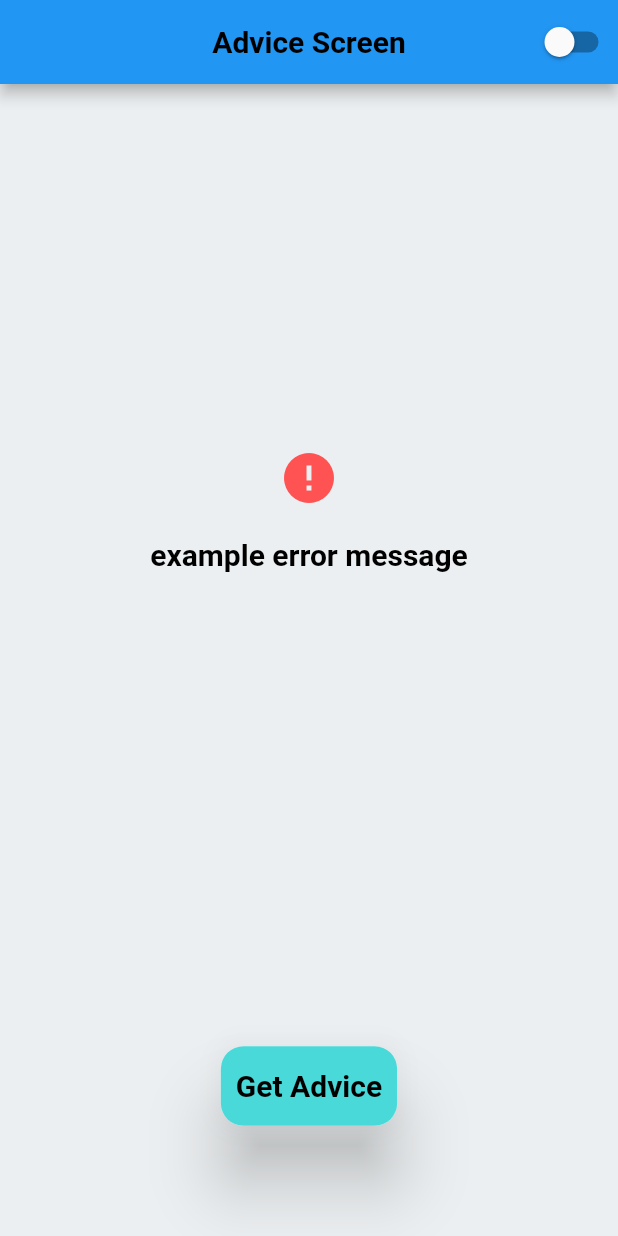
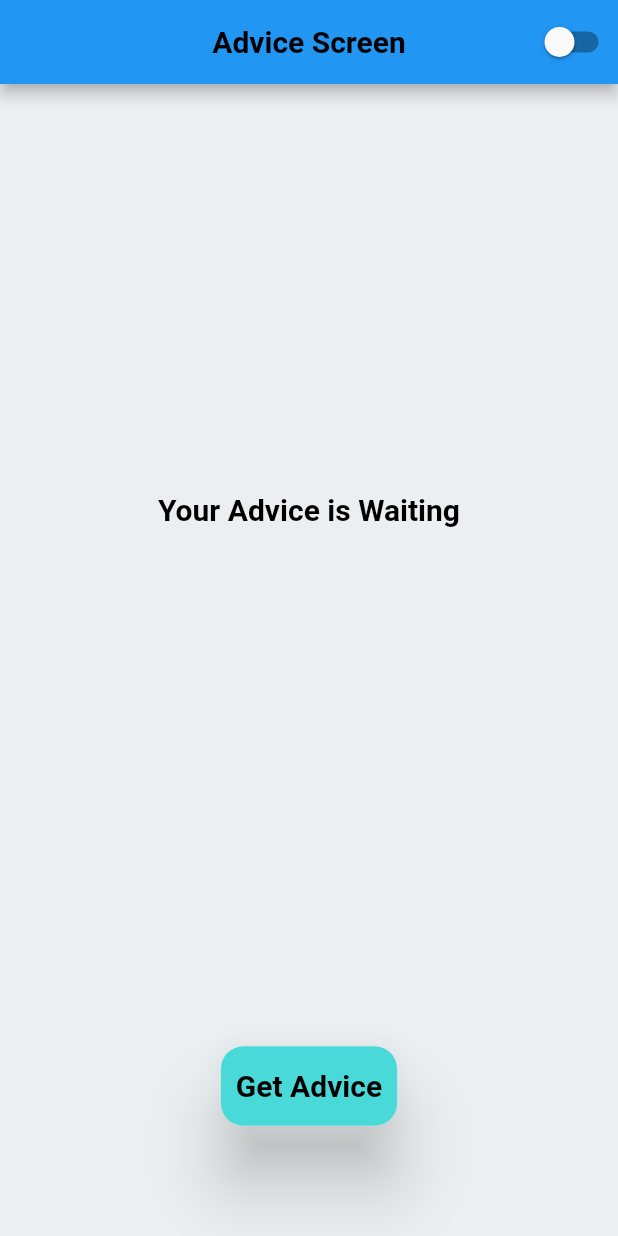
Before and after one commit to aprxty3/flutter_bloc_architecture, a Flutter app: the screen it shows after launch, on a phone screen of 412 x 824 dp. Run offline on Flutter 3.47's test engine with Material 2 defaults, Android fonts, the phone set to English and light mode, and no system bars; our stand-ins replace flutter_bloc; Roboto replaces fonts that are missing (Rubik).

Commit message:
implement the function

```diff
--- a/lib/application/screen/advice/advice_screen.dart
+++ b/lib/application/screen/advice/advice_screen.dart
@@ -1,9 +1,23 @@
 import 'package:flutter/material.dart';
+import 'package:flutter_bloc/flutter_bloc.dart';
 import 'package:flutter_bloc_architecture/application/core/service/theme_service.dart';
+import 'package:flutter_bloc_architecture/application/screen/advice/bloc/advice_bloc.dart';
 import 'package:flutter_bloc_architecture/application/screen/advice/widgets/advice_field.dart';
 import 'package:flutter_bloc_architecture/application/screen/advice/widgets/custom_button.dart';
 import 'package:flutter_bloc_architecture/application/screen/advice/widgets/erro_message.dart';
 import 'package:provider/provider.dart';
+
+class AdviceScreenWrapperProvider extends StatelessWidget {
+  const AdviceScreenWrapperProvider({super.key});
+
+  @override
+  Widget build(BuildContext context) {
+    return BlocProvider(
+      create: (context) => AdviceBloc(),
+      child: AdviceScreen(),
+    );
+  }
+}
 
 class AdviceScreen extends StatelessWidget {
   const AdviceScreen({super.key});
@@ -32,16 +46,26 @@ class AdviceScreen extends StatelessWidget {
           children: [
             Expanded(
               child: Center(
-                child: ErrorMessage(message: 'example error message'),
-                // AdviceField(advice: 'example advice'),
-                //     CircularProgressIndicator(
-                //   color: themeData.colorScheme.secondary,
-                // )
-                // Text(
-                //   'Your Advice is Waiting',
-                //   style: themeData.textTheme.headline1,
-                //   textAlign: TextAlign.center,
-                // ),
+                child: BlocBuilder<AdviceBloc, AdviceState>(
+                  builder: (context, state) {
+                    if (state is AdviceInitial) {
+                      return Text(
+                        'Your Advice is Waiting',
+                        style: themeData.textTheme.headline1,
+                        textAlign: TextAlign.center,
+                      );
+                    } else if (state is AdviceStateLoading) {
+                      return CircularProgressIndicator(
+                        color: themeData.colorScheme.secondary,
+                      );
+                    } else if (state is AdviceStateLoaded) {
+                      return AdviceField(advice: state.advice);
+                    } else if (state is AdviceStateError) {
+                      return ErrorMessage(message: state.message);
+                    }
+                    return const SizedBox();
+                  },
+                ),
               ),
             ),
             const SizedBox(
--- a/lib/application/screen/advice/widgets/custom_button.dart
+++ b/lib/application/screen/advice/widgets/custom_button.dart
@@ -1,4 +1,6 @@
 import 'package:flutter/material.dart';
+import 'package:flutter_bloc/flutter_bloc.dart';
+import 'package:flutter_bloc_architecture/application/screen/advice/bloc/advice_bloc.dart';
 
 class CustomButton extends StatelessWidget {
   const CustomButton({super.key});
@@ -7,9 +9,8 @@ class CustomButton extends StatelessWidget {
   Widget build(BuildContext context) {
     final themeData = Theme.of(context);
     return InkResponse(
-      onTap: () {
-        print('button press');
-      },
+      onTap: () =>
+          BlocProvider.of<AdviceBloc>(context).add(AdviceRequestedEvent()),
       child: Material(
         elevation: 20,
         borderRadius: BorderRadius.circular(15),
--- a/lib/main.dart
+++ b/lib/main.dart
@@ -20,7 +20,7 @@ class MyApp extends StatelessWidget {
         themeMode: themeService.isDarkModeOn ? ThemeMode.dark : ThemeMode.light,
         theme: AppTheme.lightTheme,
         darkTheme: AppTheme.darkTheme,
-        home: const AdviceScreen(),
+        home: const AdviceScreenWrapperProvider(),
       ),
     );
   }
```
